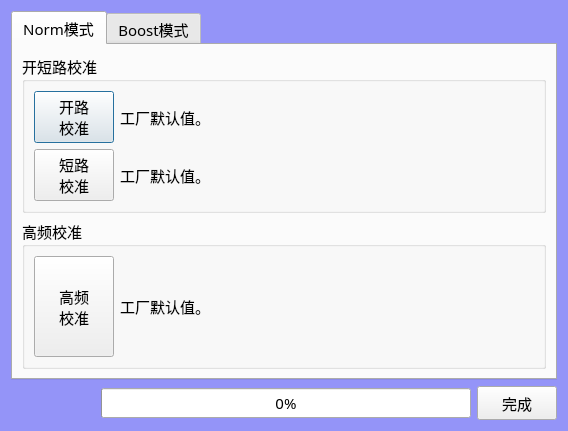
The window that AnalysisMode/frmWK3260Calibration.ui (caicaiking/WKEFactoryView2014) describes before a commit, drawn with Qt 5.
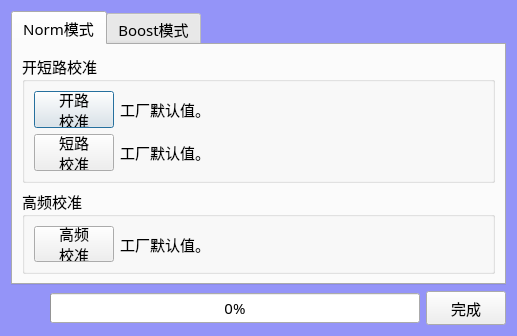
The same window after the commit. The open tabs and pages were chosen to show the change.

What changed in the file:
```diff
--- a/AnalysisMode/frmWK3260Calibration.ui
+++ b/AnalysisMode/frmWK3260Calibration.ui
@@ -6,8 +6,8 @@
    <rect>
     <x>0</x>
     <y>0</y>
-    <width>568</width>
-    <height>431</height>
+    <width>517</width>
+    <height>315</height>
    </rect>
   </property>
   <property name="windowTitle">
```
Left out of the diff: 2 changed lines with no effect on the pictures.
